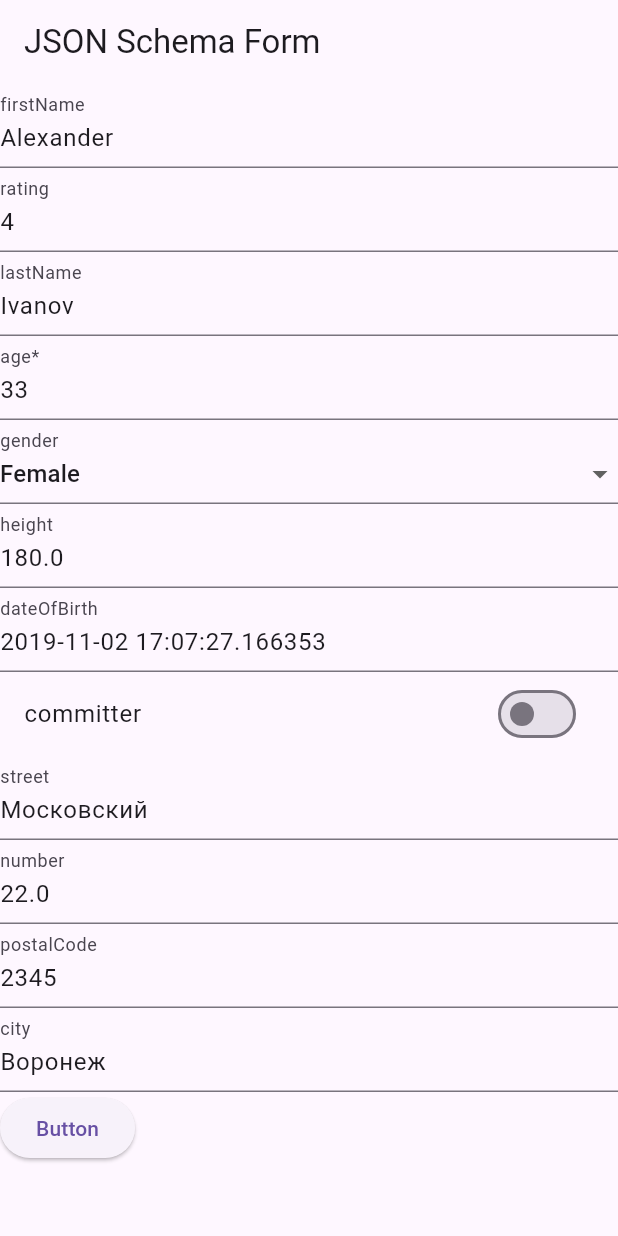
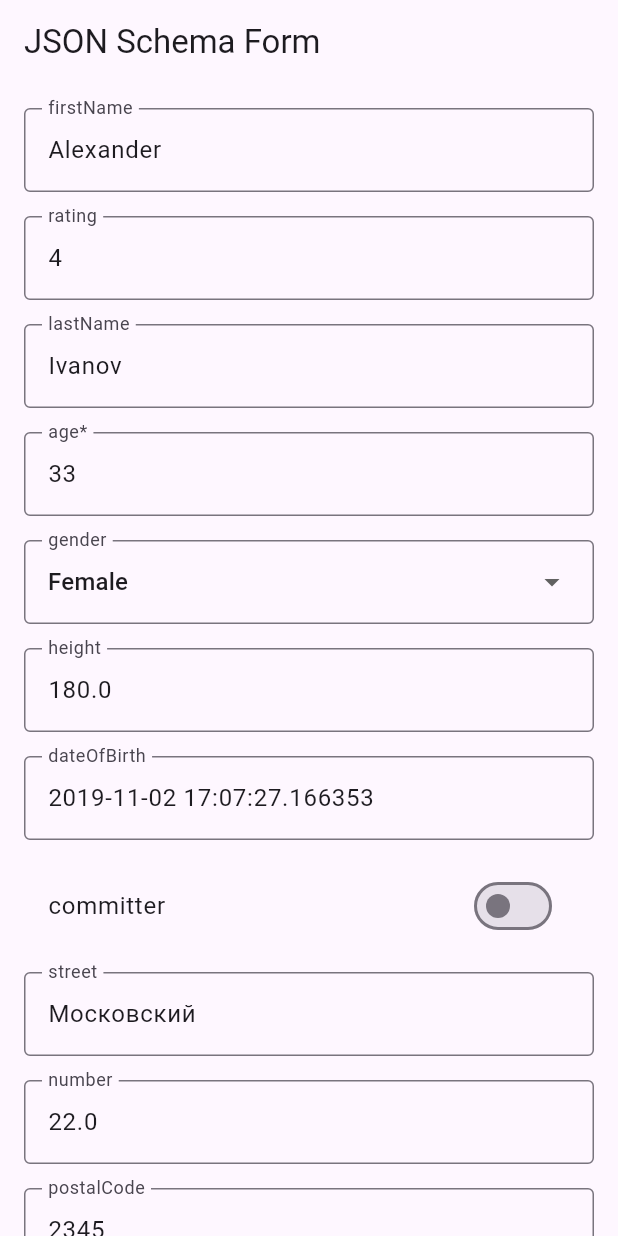
Before and after one commit to xander9112/reactive_json_scheme_builder, a Flutter app: the screen it shows after launch, on a phone screen of 412 x 824 dp. Run offline on Flutter 3.47's test engine with Material 3 defaults, Android fonts, the phone set to English and light mode, and no system bars; drawn by our look-alikes of reactive_forms.

Commit message:
Исправлены стили

```diff
--- a/example/lib/custom_renders.dart
+++ b/example/lib/custom_renders.dart
@@ -4,12 +4,12 @@ import 'package:reactive_forms_json_scheme/reactive_forms_json_scheme.dart';
 
 import 'layouts/grid_layout.dart';
 
-final List<Map<String, RenderType>> customRenders = [
+final List<Map<String, RenderType<FormGroup>>> customRenders = [
   {
     'GridLayout': (
       JsonSchema4 schema,
       UISchemaElement uiSchema,
-      JsonForms jsonForms,
+      JsonForms<FormGroup> jsonForms,
     ) {
       return GridLayout(
         uiSchema: uiSchema,
@@ -23,7 +23,7 @@ final List<Map<String, RenderType>> customRenders = [
     GridLayout.type: (
       JsonSchema4 schema,
       UISchemaElement uiSchema,
-      JsonForms jsonForms,
+      JsonForms<FormGroup> jsonForms,
     ) {
       return GridLayout(
         uiSchema: uiSchema,
@@ -37,7 +37,7 @@ final List<Map<String, RenderType>> customRenders = [
     'INPUT_TEXT': (
       JsonSchema4 schema,
       UISchemaElement uiSchema,
-      JsonForms jsonForms,
+      JsonForms<FormGroup> jsonForms,
     ) {
       final List<String> parts = uiSchema.scope!.split('/')..removeAt(0);
       String label = uiSchema.label ?? camelCaseToWords(parts.last);
@@ -70,7 +70,7 @@ final List<Map<String, RenderType>> customRenders = [
     'INPUT_NUMBER': (
       JsonSchema4 schema,
       UISchemaElement uiSchema,
-      JsonForms jsonForms,
+      JsonForms<FormGroup> jsonForms,
     ) {
       final List<String> parts = uiSchema.scope!.split('/')..removeAt(0);
       String label = uiSchema.label ?? camelCaseToWords(parts.last);
@@ -99,7 +99,7 @@ final List<Map<String, RenderType>> customRenders = [
     'DROP_DOWN': (
       JsonSchema4 schema,
       UISchemaElement uiSchema,
-      JsonForms jsonForms,
+      JsonForms<FormGroup> jsonForms,
     ) {
       final List<String> parts = uiSchema.scope!.split('/')..removeAt(0);
       String label = uiSchema.label ?? camelCaseToWords(parts.last);
@@ -129,7 +129,7 @@ final List<Map<String, RenderType>> customRenders = [
     'SWITCH': (
       JsonSchema4 schema,
       UISchemaElement uiSchema,
-      JsonForms jsonForms,
+      JsonForms<FormGroup> jsonForms,
     ) {
       final List<String> parts = uiSchema.scope!.split('/')..removeAt(0);
       String label = uiSchema.label ?? camelCaseToWords(parts.last);
@@ -155,7 +155,7 @@ final List<Map<String, RenderType>> customRenders = [
     'BUTTON': (
       JsonSchema4 schema,
       UISchemaElement uiSchema,
-      JsonForms jsonForms,
+      JsonForms<FormGroup> jsonForms,
     ) {
       String label = uiSchema.label ?? 'Button';
 
--- a/example/lib/form_widget.dart
+++ b/example/lib/form_widget.dart
@@ -8,6 +8,6 @@ class UiFormWidget extends StatelessWidget {
 
   @override
   Widget build(BuildContext context) {
-    return jsonForm.getFormWidget(context);
+    return jsonForm.getFormWidget(context, padding: EdgeInsets.all(16));
   }
 }
--- a/example/lib/main.dart
+++ b/example/lib/main.dart
@@ -7,25 +7,21 @@ import 'package:example/ui_schema.dart';
 import 'package:flutter/material.dart';
 
 void main() {
-  WidgetsFlutterBinding.ensureInitialized();
-
-  // runApp(
-  //   MyAppDefault(
-  //     schema: jsonDecode(jsonSchemaStr) as Map<String, dynamic>,
-  //     uiSchema: jsonDecode(uiSchemaStr) as Map<String, dynamic>,
-  //   ),
-  // );
   runZonedGuarded(
     () async {
       WidgetsFlutterBinding.ensureInitialized();
-
-      // Инициализация сервисов, Firebase и т.д.
-      // await Firebase.initializeApp();
 
       FlutterError.onError = (FlutterErrorDetails details) {
         // Логировать синхронные ошибки во Flutter виджетах
         print('FlutterError: ${details.exception}');
       };
+
+      // runApp(
+      //   MyAppDefault(
+      //     schema: jsonDecode(jsonSchemaStr) as Map<String, dynamic>,
+      //     uiSchema: jsonDecode(uiSchemaStr) as Map<String, dynamic>,
+      //   ),
+      // );
 
       runApp(
         MyAppReactive(
--- a/lib/reactive_forms_json_scheme.dart
+++ b/lib/reactive_forms_json_scheme.dart
@@ -1 +1,3 @@
+export 'package:reactive_forms/reactive_forms.dart';
+
 export 'src/_src.dart';
--- a/lib/src/json_forms.dart
+++ b/lib/src/json_forms.dart
@@ -42,5 +42,5 @@ abstract class JsonForms<FormType> {
     List<Widget> widgets,
   );
 
-  Widget getFormWidget(BuildContext context);
+  Widget getFormWidget(BuildContext context, {EdgeInsets padding});
 }
--- a/lib/src/presentation/default/json_forms_default.dart
+++ b/lib/src/presentation/default/json_forms_default.dart
@@ -8,7 +8,6 @@ class JsonFormsDefault implements JsonForms<GlobalKey<FormState>> {
     required Map<String, dynamic> dataJson,
     required List<Map<String, RenderType<GlobalKey<FormState>>>>?
         customRenderList,
-    required this.callback,
     required this.onSubmit,
     Map<String, dynamic>? uiSchema,
   }) {
@@ -34,13 +33,15 @@ class JsonFormsDefault implements JsonForms<GlobalKey<FormState>> {
 
   @override
   late Map<String, dynamic> data;
-  @override
-  final JsonFormsCallback callback;
+
   @override
   late final List<Map<String, RenderType<GlobalKey<FormState>>>> renderList;
 
   @override
   late final GlobalKey<FormState> form;
+
+  @override
+  void Function(Map<String, dynamic> value) onSubmit;
 
   @override
   List<Map<String, RenderType<GlobalKey<FormState>>>> get myRenderList => [
@@ -243,10 +244,14 @@ class JsonFormsDefault implements JsonForms<GlobalKey<FormState>> {
   }
 
   @override
-  Widget getFormWidget(BuildContext context) {
+  Widget getFormWidget(
+    BuildContext context, {
+    EdgeInsets padding = EdgeInsets.zero,
+  }) {
     return Form(
       key: form,
       child: ListView(
+        padding: padding,
         children: createWidgets(
           jsonSchemaDTO,
           uiSchemaDTO,
@@ -255,7 +260,4 @@ class JsonFormsDefault implements JsonForms<GlobalKey<FormState>> {
       ),
     );
   }
-
-  @override
-  void Function(Map<String, dynamic> value) onSubmit;
 }
--- a/lib/src/presentation/reactive/controls/dropdown_control.dart
+++ b/lib/src/presentation/reactive/controls/dropdown_control.dart
@@ -30,11 +30,14 @@ class ReactiveDropdownControl extends StatefulWidget {
 class _ReactiveDropdownControlState extends State<ReactiveDropdownControl> {
   @override
   Widget build(BuildContext context) {
-    return ReactiveDropdownField<String>(
+    return Padding(
+      padding: const EdgeInsets.only(bottom: 16.0),
+      child: ReactiveDropdownField<String>(
         formControlName: widget.formControlName,
         decoration: InputDecoration(
           labelText: widget.label,
           helperText: widget.description,
+          border: const OutlineInputBorder(),
         ),
         items: widget.enumValues
             .map(
@@ -44,6 +47,7 @@ class _ReactiveDropdownControlState extends State<ReactiveDropdownControl> {
               ),
             )
             .toList(),
+      ),
     );
   }
 }
--- a/lib/src/presentation/reactive/controls/number_control.dart
+++ b/lib/src/presentation/reactive/controls/number_control.dart
@@ -32,7 +32,9 @@ class ReactiveNumberControl extends StatefulWidget {
 class _ReactiveNumberControlState extends State<ReactiveNumberControl> {
   @override
   Widget build(BuildContext context) {
-    return ReactiveTextField<num>(
+    return Padding(
+      padding: const EdgeInsets.only(bottom: 16.0),
+      child: ReactiveTextField<num>(
         formControlName: widget.formControlName,
         inputFormatters: [
           FilteringTextInputFormatter.allow(RegExp(r'^\d*\.?\d*$')),
@@ -42,6 +44,8 @@ class _ReactiveNumberControlState extends State<ReactiveNumberControl> {
         decoration: InputDecoration(
           labelText: widget.label,
           helperText: widget.description,
+          border: const OutlineInputBorder(),
+        ),
       ),
     );
   }
--- a/lib/src/presentation/reactive/controls/switch_control.dart
+++ b/lib/src/presentation/reactive/controls/switch_control.dart
@@ -23,9 +23,12 @@ class ReactiveSwitchControl extends StatelessWidget {
 
   @override
   Widget build(BuildContext context) {
-    return ReactiveSwitchListTile(
-      formControlName: formControlName,
-      title: Text(label),
+    return Padding(
+      padding: const EdgeInsets.only(bottom: 16.0),
+      child: ReactiveSwitchListTile(
+        formControlName: formControlName,
+        title: Text(label),
+      ),
     );
   }
 }
--- a/lib/src/presentation/reactive/controls/text_control.dart
+++ b/lib/src/presentation/reactive/controls/text_control.dart
@@ -30,11 +30,15 @@ class ReactiveTextControl extends StatefulWidget {
 class _ReactiveTextControlState extends State<ReactiveTextControl> {
   @override
   Widget build(BuildContext context) {
-    return ReactiveTextField<String>(
-      formControlName: widget.formControlName,
-      decoration: InputDecoration(
-        labelText: widget.label,
-        hintText: widget.description,
+    return Padding(
+      padding: const EdgeInsets.only(bottom: 16.0),
+      child: ReactiveTextField<String>(
+        formControlName: widget.formControlName,
+        decoration: InputDecoration(
+          labelText: widget.label,
+          hintText: widget.description,
+          border: const OutlineInputBorder(),
+        ),
       ),
     );
   }
--- a/lib/src/presentation/reactive/json_forms_reactive.dart
+++ b/lib/src/presentation/reactive/json_forms_reactive.dart
@@ -206,10 +206,14 @@ class JsonFormsReactive implements JsonForms<FormGroup> {
   }
 
   @override
-  Widget getFormWidget(BuildContext context) {
+  Widget getFormWidget(
+    BuildContext context, {
+    EdgeInsets padding = EdgeInsets.zero,
+  }) {
     return ReactiveForm(
       formGroup: form,
       child: ListView(
+        padding: padding,
         children: createWidgets(
           jsonSchemaDTO,
           uiSchemaDTO,
```
Lines whose indentation alone changed are shown as unchanged.
